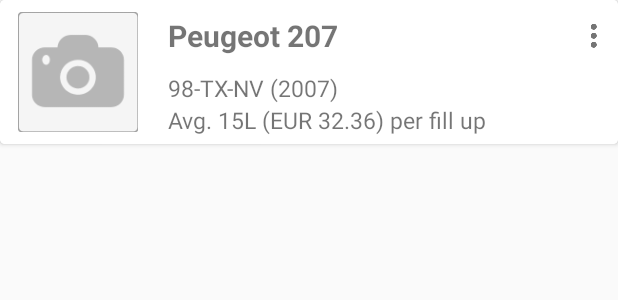
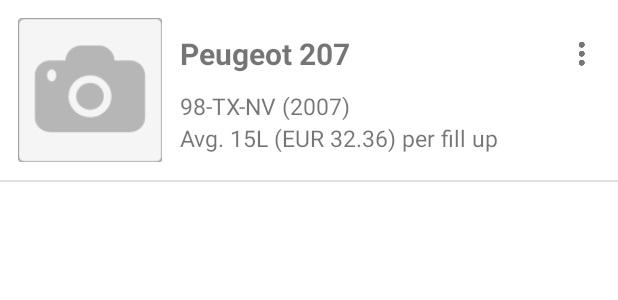
Before and after one commit to jcbaar/MoneyPit, an Android app: the layout car_row_template.xml on its own in the app's theme, with its tools: preview values and no code run, on a phone screen of 412 x 824 dp. Shown: the top 300 px of the screen. Run offline under Robolectric (Android 15) with nearby library versions, the phone set to English and light mode, and no system bars.

Commit message:
- No longer uses cards in the car list. It is discouraged by the Material Design specs for this kind of information. - Added Material Design dialogs (https://github.com/afollestad/material-dialogs)

```diff
--- a/app/build.gradle
+++ b/app/build.gradle
@@ -24,4 +24,5 @@
     compile 'com.android.support:appcompat-v7:21.0.+'
     compile 'com.android.support:recyclerview-v7:21.0.+'
     compile 'com.android.support:cardview-v7:21.0.+'
+    compile 'com.afollestad:material-dialogs:0.5.0'
 }
--- a/app/src/main/res/drawable/list_card_background.xml
+++ b/app/src/main/res/drawable/list_card_background.xml
@@ -1,7 +1,5 @@
 <?xml version="1.0" encoding="utf-8"?>
 <shape xmlns:android="http://schemas.android.com/apk/res/android"
     android:shape="rectangle">
-    <corners android:radius="3dp" />
-
     <solid android:color="@color/listCardBackgroundSelected" />
 </shape>
--- a/app/src/main/res/drawable/list_card_background_not_pressed.xml
+++ b/app/src/main/res/drawable/list_card_background_not_pressed.xml
@@ -1,6 +1,5 @@
 <?xml version="1.0" encoding="utf-8"?>
 <shape xmlns:android="http://schemas.android.com/apk/res/android">
     android:shape="rectangle">
-    <corners android:radius="3dp" />
     <solid android:color="@color/listCardBackground" />
 </shape>
--- a/app/src/main/res/layout/car_row_template.xml
+++ b/app/src/main/res/layout/car_row_template.xml
@@ -1,23 +1,20 @@
 <?xml version="1.0" encoding="utf-8"?>
-<android.support.v7.widget.CardView xmlns:android="http://schemas.android.com/apk/res/android"
-    xmlns:app="http://schemas.android.com/apk/res-auto"
-    android:layout_width="match_parent"
-    android:layout_height="wrap_content"
-    app:cardCornerRadius="3dp">
-
-    <LinearLayout
+<LinearLayout xmlns:android="http://schemas.android.com/apk/res/android"
     android:layout_width="match_parent"
     android:layout_height="match_parent"
-        android:background="@drawable/list_card_states"
-        android:orientation="vertical">
+    android:orientation="vertical"
+    android:background="@drawable/list_card_states">
 
     <TableLayout
         android:layout_width="match_parent"
-            android:layout_height="match_parent"
+        android:layout_height="wrap_content"
+        android:orientation="horizontal"
         android:columnCount="3"
-            android:orientation="horizontal"
         android:rowCount="1"
-            android:stretchColumns="1">
+        android:stretchColumns="1"
+        android:paddingLeft="12dp"
+        android:paddingTop="12dp"
+        android:paddingBottom="12dp">
 
         <TableRow>
 
@@ -25,46 +22,43 @@
                 android:id="@+id/carPicture"
                 android:layout_width="96dp"
                 android:layout_height="wrap_content"
-                    android:layout_gravity="center"
-                    android:layout_marginRight="8dp"
+                android:layout_gravity="center_vertical"
                 android:adjustViewBounds="true"
-                    android:padding="8dp"
                 android:scaleType="fitXY"
                 android:src="@drawable/nopicture" />
 
             <LinearLayout
                 android:layout_width="wrap_content"
                 android:layout_height="wrap_content"
-                    android:orientation="vertical">
+                android:orientation="vertical"
+                android:paddingLeft="12dp">
 
-                    <TableLayout
+                <LinearLayout
                     android:layout_width="match_parent"
                     android:layout_height="wrap_content"
-                        android:columnCount="2"
-                        android:orientation="horizontal"
-                        android:rowCount="1"
-                        android:stretchColumns="0">
-
-                        <TableRow>
+                    android:orientation="horizontal">
 
                         <TextView
                             android:id="@+id/carMakeModel"
                             android:layout_width="wrap_content"
                             android:layout_height="wrap_content"
+                            android:layout_gravity="center_vertical"
                             android:text="Peugeot 207"
                             android:textSize="20sp"
-                                android:textStyle="bold"
-                                android:layout_gravity="center_vertical" />
+                            android:textStyle="bold" />
+
+                    <Space
+                        android:layout_width="0dp"
+                        android:layout_height="0dp"
+                        android:layout_weight="1"/>
 
                     <ImageButton
                             android:id="@+id/headerMenu"
                             android:layout_width="48dp"
                             android:layout_height="48dp"
                             android:background="#0000"
-                                android:src="@drawable/card_menu_button_overflow_material"
-                                android:layout_weight="1" />
-                        </TableRow>
-                    </TableLayout>
+                            android:src="@drawable/card_menu_button_overflow_material" />
+                </LinearLayout>
 
                 <TextView
                     android:id="@+id/carBuildYear"
@@ -82,5 +76,8 @@
             </LinearLayout>
         </TableRow>
     </TableLayout>
+    <View
+        android:layout_width="match_parent"
+        android:layout_height="1dp"
+        android:background="@color/listDividerLight" />
 </LinearLayout>
-</android.support.v7.widget.CardView>
--- a/app/src/main/res/layout/fragment_main_drawer.xml
+++ b/app/src/main/res/layout/fragment_main_drawer.xml
@@ -1,5 +1,4 @@
 <RelativeLayout xmlns:android="http://schemas.android.com/apk/res/android"
-    xmlns:app="http://schemas.android.com/apk/res-auto"
     xmlns:tools="http://schemas.android.com/tools"
     android:layout_width="match_parent"
     android:layout_height="match_parent"
@@ -9,8 +8,7 @@
         android:id="@+id/carList"
         android:layout_width="match_parent"
         android:layout_height="match_parent"
-        app:rveItemPaddingBottom="4dp"
-        android:padding="8dp" />
+        />
 
     <TextView
         android:id="@+id/listEmpty"
--- a/app/src/main/res/values/color.xml
+++ b/app/src/main/res/values/color.xml
@@ -10,6 +10,9 @@
     <color name="listCardBorderShadow">#90dddddd</color>
     <color name="listCardBorderSelected">@color/primaryColor</color>
 
+    <color name="listDividerDark">#1FFFFFFF</color>
+    <color name="listDividerLight">#1F000000</color>
+
     <color name="slidingTabTitleColor">#78FFFFFF</color>
     <color name="slidingTabSelectedTitleColor">#FFFFFF</color>
     <color name="slidingTabIndicatorColor">#FFFFFF</color>
```
Also changed, not shown: app/src/main/java/com/development/jaba/adapters/CarRowAdapter.java (+15 -0 lines), app/src/main/java/com/development/jaba/fragments/CarListFragment.java (+15 -4 lines), app/src/main/java/com/development/jaba/utilities/DialogHelper.java (+28 -15 lines), app/src/main/res/values/strings.xml (+6 -1 lines), 1 other file. Lines whose indentation alone changed are shown as unchanged.
